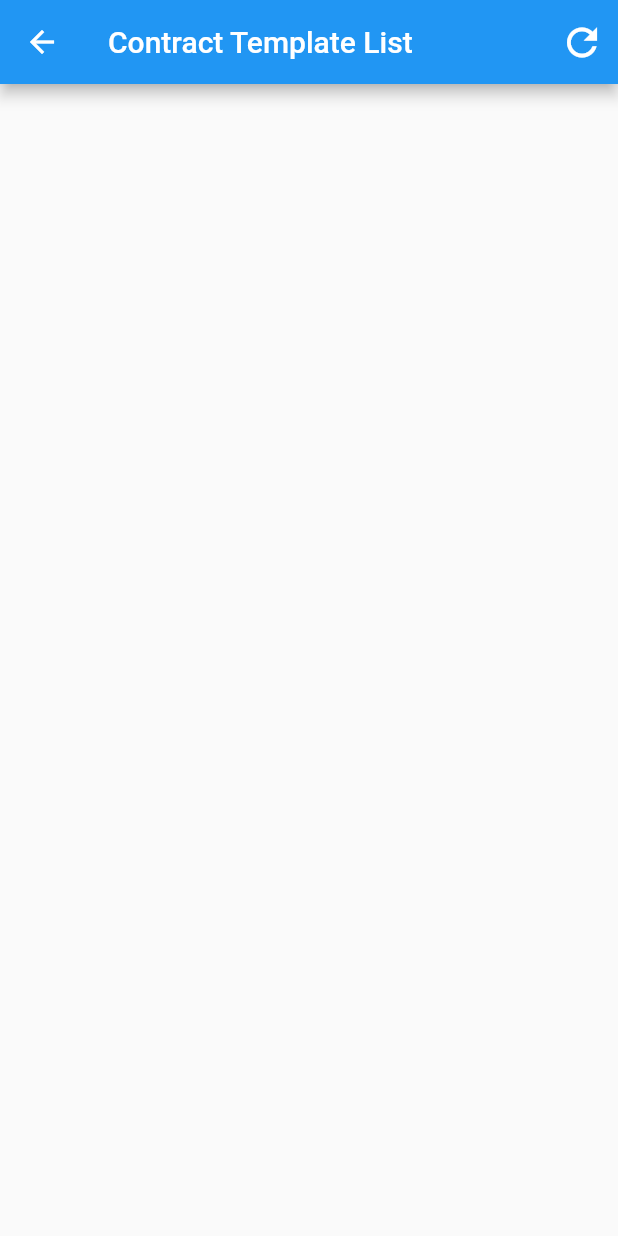
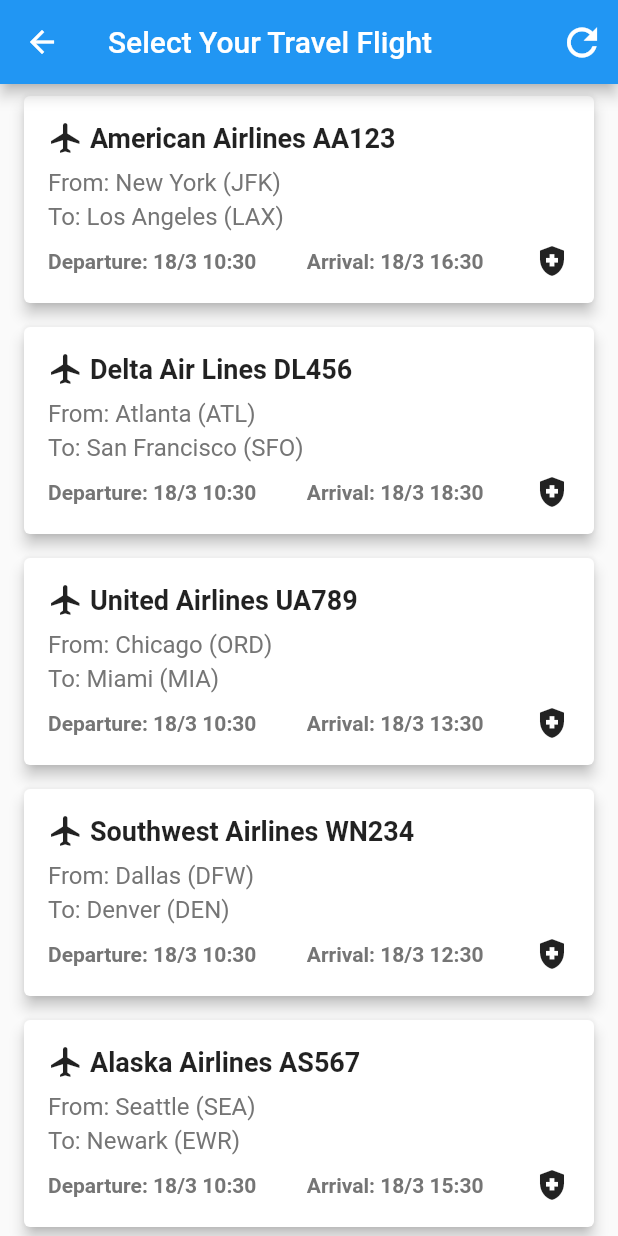
Before and after one commit to ftec5520-sit/ftec5520_client, a Flutter app: the screen it shows after launch, after a tap on the "add" icon, on a phone screen of 412 x 824 dp. Run offline on Flutter 3.47's test engine with Material 2 defaults, Android fonts, the phone set to English and light mode, and no system bars; missing offline and left inert: web3dart.

Commit message:
no message

```diff
--- /dev/null
+++ b/lib/app/flight/flight_card.dart
@@ -0,0 +1,79 @@
+import 'package:flutter/material.dart';
+import 'package:ftec5520_client/domain/entities/flight.dart';
+
+class FlightCard extends StatelessWidget {
+  final Flight flight;
+
+  const FlightCard({super.key, required this.flight});
+
+  @override
+  Widget build(BuildContext context) {
+    return Card(
+      elevation: 4,
+      margin: const EdgeInsets.symmetric(vertical: 8, horizontal: 16),
+      child: Padding(
+        padding: const EdgeInsets.all(16),
+        child: Column(
+          crossAxisAlignment: CrossAxisAlignment.start,
+          children: [
+            Row(
+              mainAxisAlignment: MainAxisAlignment.start,
+              children: [
+                const Icon(Icons.flight),
+                Padding(
+                  padding: const EdgeInsets.only(left: 4.0),
+                  child: Text(
+                    '${flight.airline} ${flight.flightNumber}',
+                    style: const TextStyle(
+                      fontWeight: FontWeight.bold,
+                      fontSize: 18,
+                    ),
+                  ),
+                )
+              ],
+            ),
+            const SizedBox(height: 8),
+            Text(
+              'From: ${flight.departureAirport}',
+              style: TextStyle(
+                fontSize: 16,
+                color: Colors.grey[600],
+              ),
+            ),
+            const SizedBox(height: 4),
+            Text(
+              'To: ${flight.arrivalAirport}',
+              style: TextStyle(
+                fontSize: 16,
+                color: Colors.grey[600],
+              ),
+            ),
+            const SizedBox(height: 8),
+            Row(
+              mainAxisAlignment: MainAxisAlignment.spaceBetween,
+              children: [
+                Text(
+                  'Departure: ${flight.departureTimeFormatted}',
+                  style: TextStyle(
+                    fontWeight: FontWeight.bold,
+                    fontSize: 14,
+                    color: Colors.grey[600],
+                  ),
+                ),
+                Text(
+                  'Arrival: ${flight.arrivalTimeFormatted}',
+                  style: TextStyle(
+                    fontWeight: FontWeight.bold,
+                    fontSize: 14,
+                    color: Colors.grey[600],
+                  ),
+                ),
+                const Icon(Icons.health_and_safety),
+              ],
+            ),
+          ],
+        ),
+      ),
+    );
+  }
+}
--- /dev/null
+++ b/lib/app/flight/flight_list.dart
@@ -0,0 +1,156 @@
+import 'package:flutter/material.dart';
+import 'package:ftec5520_client/app/flight/flight_card.dart';
+
+import '../../domain/entities/flight.dart';
+import '../contract/purchase_contract_form.dart';
+
+class FlightList extends StatefulWidget {
+  const FlightList({super.key});
+
+  @override
+  _ContractFlightListState createState() => _ContractFlightListState();
+}
+
+class _ContractFlightListState extends State<FlightList> {
+  List<Flight> flights = [];
+
+  void getFlights() {
+    setState(() {
+      flights = [
+        Flight(
+          id: '1',
+          airline: 'American Airlines',
+          flightNumber: 'AA123',
+          departureAirport: 'New York (JFK)',
+          arrivalAirport: 'Los Angeles (LAX)',
+          departureTime: DateTime.now(),
+          arrivalTime: DateTime.now().add(const Duration(hours: 6)),
+        ),
+        Flight(
+          id: '2',
+          airline: 'Delta Air Lines',
+          flightNumber: 'DL456',
+          departureAirport: 'Atlanta (ATL)',
+          arrivalAirport: 'San Francisco (SFO)',
+          departureTime: DateTime.now(),
+          arrivalTime: DateTime.now().add(const Duration(hours: 8)),
+        ),
+        Flight(
+          id: '3',
+          airline: 'United Airlines',
+          flightNumber: 'UA789',
+          departureAirport: 'Chicago (ORD)',
+          arrivalAirport: 'Miami (MIA)',
+          departureTime: DateTime.now(),
+          arrivalTime: DateTime.now().add(const Duration(hours: 3)),
+        ),
+        Flight(
+          id: '4',
+          airline: 'Southwest Airlines',
+          flightNumber: 'WN234',
+          departureAirport: 'Dallas (DFW)',
+          arrivalAirport: 'Denver (DEN)',
+          departureTime: DateTime.now(),
+          arrivalTime: DateTime.now().add(const Duration(hours: 2)),
+        ),
+        Flight(
+          id: '5',
+          airline: 'Alaska Airlines',
+          flightNumber: 'AS567',
+          departureAirport: 'Seattle (SEA)',
+          arrivalAirport: 'Newark (EWR)',
+          departureTime: DateTime.now(),
+          arrivalTime: DateTime.now().add(const Duration(hours: 5)),
+        ),
+        Flight(
+          id: '6',
+          airline: 'JetBlue Airways',
+          flightNumber: 'B624',
+          departureAirport: 'Boston (BOS)',
+          arrivalAirport: 'Orlando (MCO)',
+          departureTime: DateTime.now(),
+          arrivalTime: DateTime.now().add(const Duration(hours: 3)),
+        ),
+        Flight(
+          id: '7',
+          airline: 'Frontier Airlines',
+          flightNumber: 'F965',
+          departureAirport: 'Las Vegas (LAS)',
+          arrivalAirport: 'Cincinnati (CVG)',
+          departureTime: DateTime.now(),
+          arrivalTime: DateTime.now().add(const Duration(hours: 4)),
+        ),
+        Flight(
+          id: '8',
+          airline: 'Spirit Airlines',
+          flightNumber: 'NK321',
+          departureAirport: 'Houston (IAH)',
+          arrivalAirport: 'Detroit (DTW)',
+          departureTime: DateTime.now(),
+          arrivalTime: DateTime.now().add(const Duration(hours: 3)),
+        ),
+      ];
+    });
+  }
+
+  @override
+  void initState() {
+    getFlights();
+    super.initState();
+  }
+
+  @override
+  Widget build(BuildContext context) {
+    return Scaffold(
+      appBar: AppBar(
+        title: const Text('Select Your Travel Flight'),
+        actions: [
+          IconButton(
+            onPressed: () {
+              getFlights();
+            },
+            icon: const Icon(Icons.refresh),
+            tooltip: 'Refresh',
+            iconSize: 30,
+          ),
+        ],
+      ),
+      body: Center(
+        child: ListView.builder(
+            itemCount: flights.length,
+            itemBuilder: (context, index) {
+              return GestureDetector(
+                child: FlightCard(flight: flights[index]),
+                onTap: () {
+                  showModalBottomSheet(
+                      context: context,
+                      builder: (BuildContext context) {
+                        return PurchaseContractForm(
+                          flight: flights[index],
+                          onSuccess: (result) {
+                            Navigator.pop(context);
+                            ScaffoldMessenger.of(context).showSnackBar(
+                              SnackBar(
+                                backgroundColor: Colors.green,
+                                content: Text(result.toString()),
+                              ),
+                            );
+                          },
+                          onError: (result) {
+                            Navigator.pop(context);
+                            ScaffoldMessenger.of(context).showSnackBar(
+                              SnackBar(
+                                backgroundColor: Colors.red,
+                                content: Text(result.toString()),
+                              ),
+                            );
+                          },
+                        );
+                      });
+                },
+              );
+            }),
+      ),
+    );
+  }
+}
--- a/lib/app/home/home.dart
+++ b/lib/app/home/home.dart
@@ -24,7 +24,7 @@
       ),
       floatingActionButton: FloatingActionButton(
         onPressed: () {
-          Navigator.pushNamed(context, '/contract-template-list');
+          Navigator.pushNamed(context, '/flight-list');
         },
         tooltip: 'Increment',
         child: Icon(Icons.add),
--- /dev/null
+++ b/lib/domain/entities/flight.dart
@@ -0,0 +1,52 @@
+class Flight {
+  final String id;
+  final String airline;
+  final String flightNumber;
+  final String departureAirport;
+  final String arrivalAirport;
+  final DateTime departureTime;
+  final DateTime arrivalTime;
+
+  String get departureTimeFormatted {
+    final month = departureTime.month;
+    final day = departureTime.day;
+    final hour = departureTime.hour;
+    final minute = departureTime.minute;
+    return '$day/$month $hour:$minute';
+  }
+
+  String get arrivalTimeFormatted {
+    final month = departureTime.month;
+    final day = departureTime.day;
+    final hour = arrivalTime.hour;
+    final minute = arrivalTime.minute;
+    return '$day/$month $hour:$minute';
+  }
+
+  Flight({
+    required this.id,
+    required this.airline,
+    required this.flightNumber,
+    required this.departureAirport,
+    required this.arrivalAirport,
+    required this.departureTime,
+    required this.arrivalTime,
+  });
+
+  // factory Flight.fromJson(Map<String, dynamic> json) {
+  //   return Flight(
+  //     id: json['id'],
+  //     airline: json['airline'],
+  //     flightNumber: json['flightNumber'],
+  //     departureAirport: json['departureAirport'],
+  //     arrivalAirport: json['arrivalAirport'],
+  //     departureTime: json['departureTime'],
+  //     arrivalTime: json['arrivalTime'],
+  //     aircraft: json['aircraft'],
+  //     status: json['status'],
+  //     terminal: json['terminal'],
+  //     gate: json['gate'],
+  //     baggage: json['baggage'],
+  //   );
+  // }
+}
--- a/lib/main.dart
+++ b/lib/main.dart
@@ -1,5 +1,5 @@
 import 'package:flutter/material.dart';
-import 'package:ftec5520_client/app/contract/contract_template_list.dart';
+import 'package:ftec5520_client/app/flight/flight_list.dart';
 import 'package:ftec5520_client/app/home/home.dart';
 
 void main() {
@@ -28,7 +28,7 @@
       initialRoute: '/',
       routes: {
         '/': (context) => const Home(),
-        '/contract-template-list': (context) => const ContractTemplateList(),
+        '/flight-list': (context) => const FlightList(),
       },
       // home: const Home(),
     );
```
Also changed, not shown: lib/app/contract/contract_template_list.dart (+11 -7 lines), lib/app/contract/purchase_contract_form.dart (added, +270 -0 lines), lib/data/data_source/web3_datasource.dart (+20 -0 lines).
